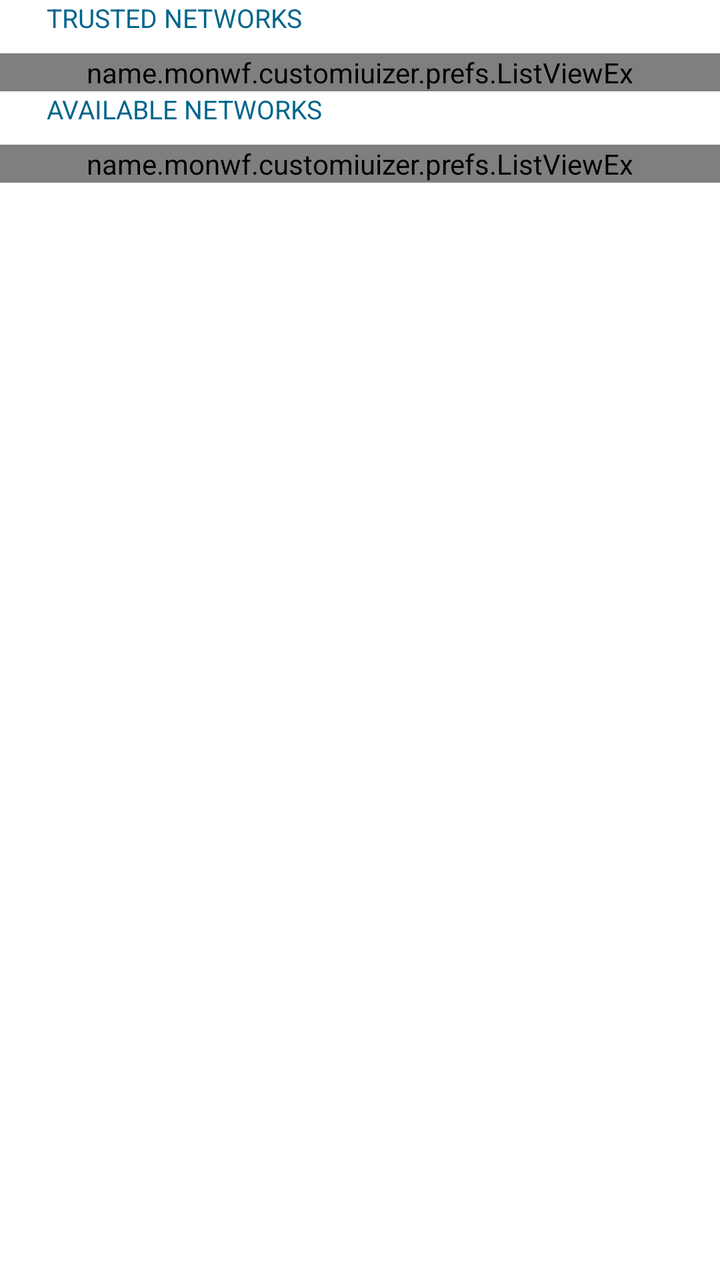
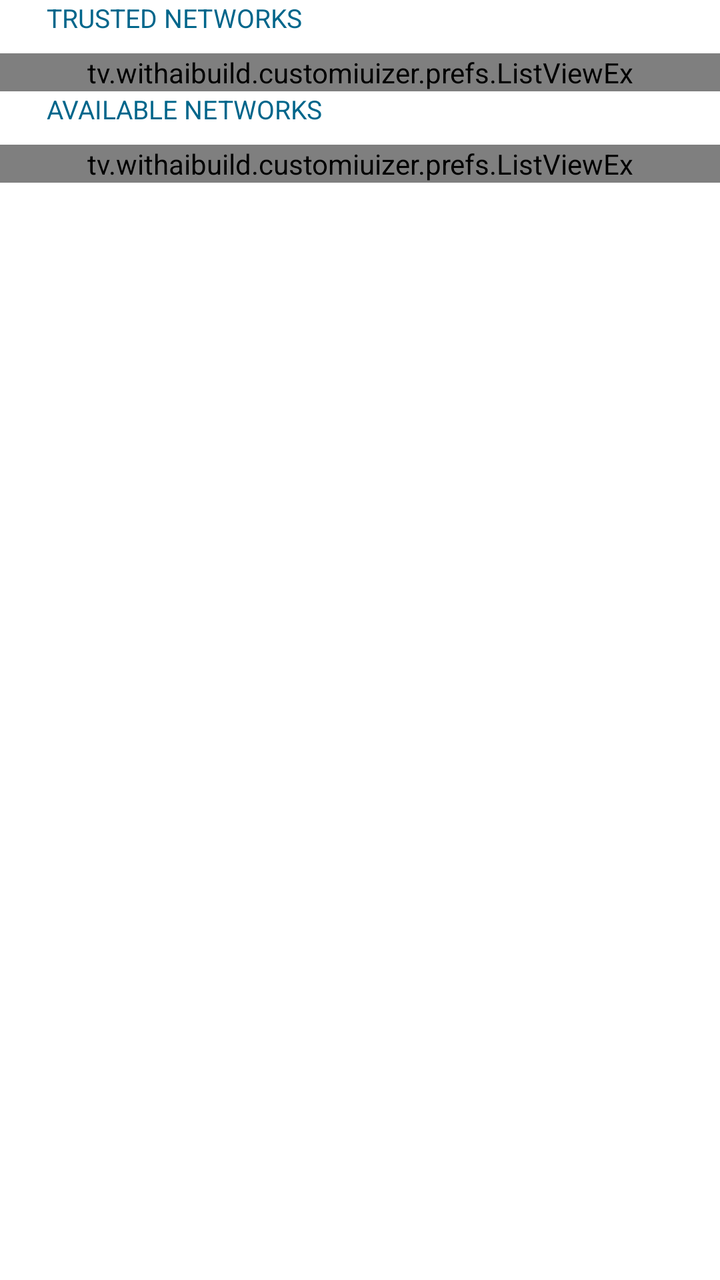

Two renders of the same Android screen: before a commit and after it. Below are the layout's source before the change and the commit's diff.
<!-- AndroidManifest.xml: fallback theme Theme.MaterialComponents.DayNight.NoActionBar -->
<!-- res/layout/prefs_wifi_networks.xml -->
<?xml version="1.0" encoding="utf-8"?>
<ScrollView xmlns:android="http://schemas.android.com/apk/res/android"
	android:layout_width="match_parent"
	android:layout_height="match_parent" >

<RelativeLayout
	android:id="@+id/fields"
	android:layout_width="match_parent"
	android:layout_height="wrap_content"
	android:orientation="vertical"
	android:animateLayoutChanges="true">

	<ViewStub
		android:id="@+id/location_settings"
		android:inflatedId="@+id/location_settings"
		android:layout_width="match_parent"
		android:layout_height="wrap_content" />

	<TextView
		android:id="@+id/wifi_category1"
		android:layout_below="@id/location_settings"
		android:layout_width="match_parent"
		android:layout_height="wrap_content"
		android:layout_gravity="left|center_vertical|center_horizontal|center|start"
		android:text="@string/wifi_category1"
		style="@style/Widget.InputField.Category.First" />

	<name.monwf.customiuizer.prefs.ListViewEx
		android:id="@android:id/text1"
		android:layout_width="match_parent"
		android:layout_height="wrap_content"
		android:layout_below="@id/wifi_category1"
		android:nestedScrollingEnabled="false"
		android:overScrollMode="never"
		android:scrollbars="vertical" />

	<TextView
		android:id="@+id/wifi_category2"
		android:layout_below="@android:id/text1"
		android:layout_width="match_parent"
		android:layout_height="wrap_content"
		android:layout_gravity="left|center_vertical|center_horizontal|center|start"
		android:text="@string/wifi_category2"
		style="@style/Widget.InputField.Category.First" />

	<name.monwf.customiuizer.prefs.ListViewEx
		android:id="@android:id/text2"
		android:layout_width="match_parent"
		android:layout_height="wrap_content"
		android:layout_below="@id/wifi_category2"
		android:nestedScrollingEnabled="false"
		android:overScrollMode="never"
		android:scrollbars="vertical" />

	<LinearLayout
		android:layout_width="match_parent"
		android:layout_height="wrap_content"
		android:layout_centerInParent="true"
		android:gravity="center"
		android:orientation="vertical"
		android:layout_below="@id/wifi_category2">

		<android.widget.ProgressBar
			android:id="@+id/progress_bar"
			android:layout_width="wrap_content"
			android:layout_height="wrap_content"
			android:visibility="gone"
			style="@style/Widget.ProgressBar" />

	</LinearLayout>

</RelativeLayout>

</ScrollView>
<!-- resources referenced by this layout -->
<resources>
  <string name="wifi_category1">Trusted networks</string>
  <string name="wifi_category2">Available networks</string>
  <style name="Widget.InputField.Category.First">
  		<item name="android:layout_marginTop">0dp</item>
  	</style>
  <style name="Widget.ProgressBar">
  		<item name="background">@android:color/transparent</item>
  		<item name="android:maxWidth">@dimen/progressbar_size</item>
  		<item name="android:maxHeight">@dimen/progressbar_size</item>
  		<item name="android:indeterminateDrawable">@drawable/progressbar_indeterminate</item>
  		<item name="android:minWidth">@dimen/progressbar_size</item>
  		<item name="android:minHeight">@dimen/progressbar_size</item>
  
  	</style>
  <dimen name="progressbar_size">22.5dp</dimen>
  <!-- drawable progressbar_indeterminate (drawable) -->
  <?xml version="1.0" encoding="utf-8"?>
  <animated-rotate xmlns:android="http://schemas.android.com/apk/res/android"
  	android:drawable="@drawable/progressbar_indeterminate_circle"
  	android:pivotX="50%"
  	android:pivotY="50%" />
  <!-- drawable progressbar_indeterminate_circle: png bitmap (drawable-night-xxxhdpi-v4, 1372 bytes) -->
</resources>

<!-- the commit's change to res/layout/prefs_wifi_networks.xml (unified diff, before → after) -->
@@ -25,7 +25,7 @@
 		android:text="@string/wifi_category1"
 		style="@style/Widget.InputField.Category.First" />
 
-	<name.monwf.customiuizer.prefs.ListViewEx
+	<tv.withaibuild.customiuizer.prefs.ListViewEx
 		android:id="@android:id/text1"
 		android:layout_width="match_parent"
 		android:layout_height="wrap_content"
@@ -43,7 +43,7 @@
 		android:text="@string/wifi_category2"
 		style="@style/Widget.InputField.Category.First" />
 
-	<name.monwf.customiuizer.prefs.ListViewEx
+	<tv.withaibuild.customiuizer.prefs.ListViewEx
 		android:id="@android:id/text2"
 		android:layout_width="match_parent"
 		android:layout_height="wrap_content"
